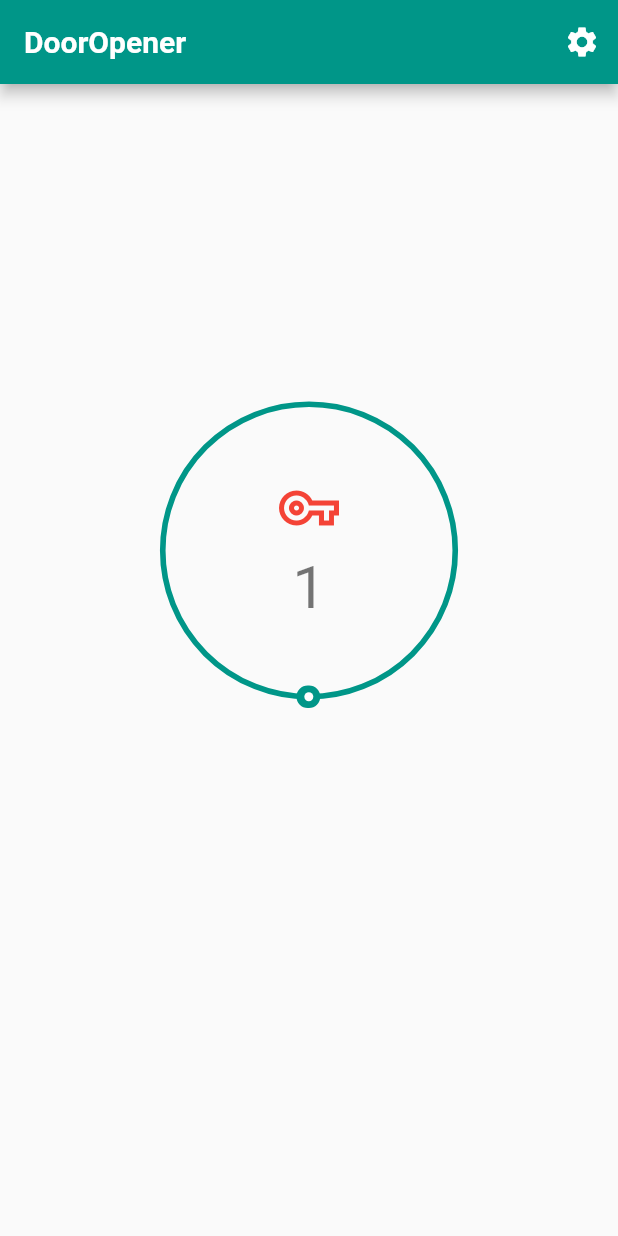
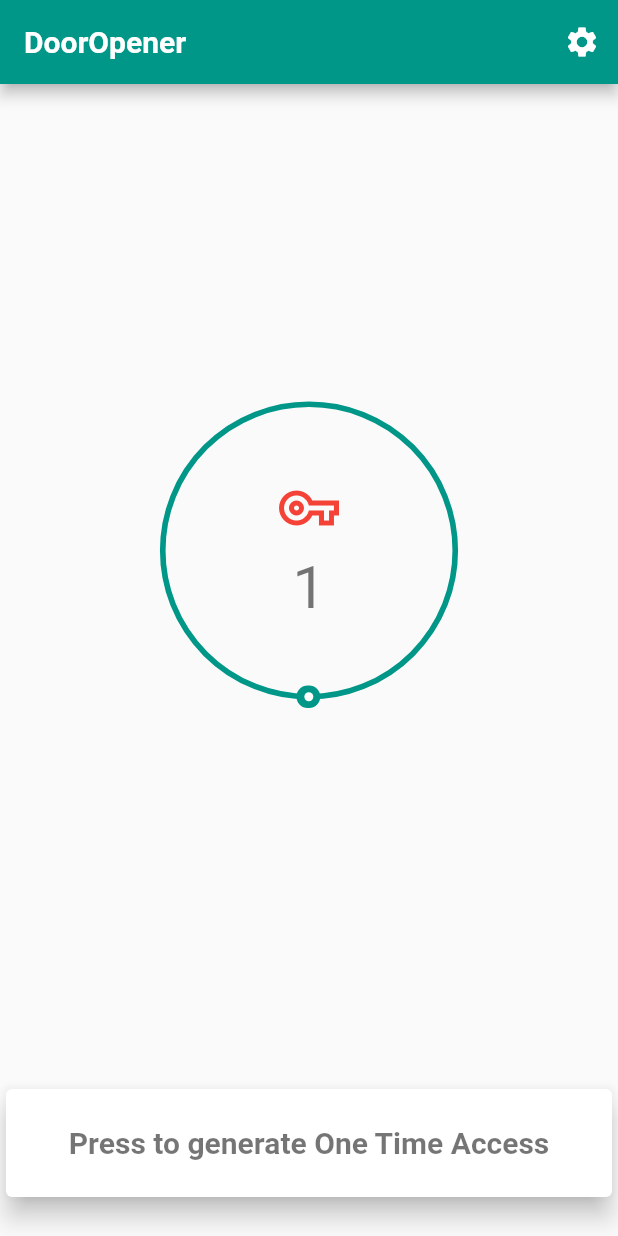
Before and after one commit to Kreck-Projekt/DoorOpenerApp_old, a Flutter app: the Homescreen screen opened directly, on a phone screen of 412 x 824 dp. Run offline on Flutter 3.47's test engine with Material 2 defaults, Android fonts, the phone set to English and light mode, and no system bars; drawn by our look-alikes of sleek_circular_slider; our stand-ins replace convert, flutter_secure_storage, introduction_screen, local_auth, qr_flutter, share and 2 more; missing offline and left inert: cryptography, flutter_barcode_scanner, tcp_socket_connection; accounts and stored records are empty; Roboto replaces fonts that are missing (Merriweather).

Commit message:
Beta Push for OPT Generate Testing

```diff
--- a/DoorOpener/lang/ar.json
+++ b/DoorOpener/lang/ar.json
@@ -49,5 +49,7 @@
   "credits_screen_translations": "Translated from:",
   "credits_screen_packages": "Used packages:",
   "credits_screen_developer": "Developer:",
-  "change_ip_explanation": "Please Enter your new IP"
+  "change_ip_explanation": "Please Enter your new IP",
+  "home_screen_generate_otp": "Press to generate One Time Access",
+  "home_screen_share_otp": "With this key can you open my door one time"
 }
--- a/DoorOpener/lang/de.json
+++ b/DoorOpener/lang/de.json
@@ -49,5 +49,7 @@
   "credits_screen_translations": "Übersetzt von:",
   "credits_screen_packages": "Used packages:",
   "credits_screen_developer": "Entwickler:",
-  "change_ip_explanation": "Gebe hier bitte deine neue IP ein"
+  "change_ip_explanation": "Gebe hier bitte deine neue IP ein",
+  "home_screen_generate_otp": "Drücken um Einmalpassword zu generieren",
+  "home_screen_share_otp": "Mit diesem Code kannst du meine Tür einmal öffnen"
 }
--- a/DoorOpener/lang/en.json
+++ b/DoorOpener/lang/en.json
@@ -49,5 +49,7 @@
   "credits_screen_translations": "Translated from:",
   "credits_screen_packages": "Used packages:",
   "credits_screen_developer": "Developer:",
-  "change_ip_explanation": "Please Enter your new IP"
+  "change_ip_explanation": "Please Enter your new IP",
+  "home_screen_generate_otp": "Press to generate One Time Access",
+  "home_screen_share_otp": "With this key can you open my door one time"
 }
--- a/DoorOpener/lang/es.json
+++ b/DoorOpener/lang/es.json
@@ -49,5 +49,7 @@
   "credits_screen_translations": "Translated from:",
   "credits_screen_packages": "Used packages:",
   "credits_screen_developer": "Developer:",
-  #,"change_ip_explanation": "Please Enter your new IP"
+  #,"change_ip_explanation": "Please Enter your new IP",
+  "home_screen_generate_otp": "Press to generate One Time Access",
+  "home_screen_share_otp": "With this key can you open my door one time"
 }
--- a/DoorOpener/lang/hi.json
+++ b/DoorOpener/lang/hi.json
@@ -49,5 +49,7 @@
   "credits_screen_translations": "Translated from:",
   "credits_screen_packages": "Used packages:",
   "credits_screen_developer": "Developer:",
-  "change_ip_explanation": "Please Enter your new IP"
+  "change_ip_explanation": "Please Enter your new IP",
+  "home_screen_generate_otp": "Press to generate One Time Access",
+  "home_screen_share_otp": "With this key can you open my door one time"
 }
--- a/DoorOpener/lang/id.json
+++ b/DoorOpener/lang/id.json
@@ -49,5 +49,7 @@
   "credits_screen_translations": "Translated from:",
   "credits_screen_packages": "Used packages:",
   "credits_screen_developer": "Developer:",
-  "change_ip_explanation": "Please Enter your new IP"
+  "change_ip_explanation": "Please Enter your new IP",
+  "home_screen_generate_otp": "Press to generate One Time Access",
+  "home_screen_share_otp": "With this key can you open my door one time"
 }
--- a/DoorOpener/lib/frontend/screens/credits.dart
+++ b/DoorOpener/lib/frontend/screens/credits.dart
@@ -1,4 +1,4 @@
-//Icons by: Icon made by Freepik from www.flaticon.com, Flutter
+
 
 import 'package:flutter/material.dart';
 import 'package:raspberry_pi_door_opener/utils/localizations/app_localizations.dart';
--- a/DoorOpener/lib/frontend/screens/homescreen.dart
+++ b/DoorOpener/lib/frontend/screens/home_screen.dart
@@ -4,6 +4,7 @@ import 'package:flutter/cupertino.dart';
 import 'package:flutter/material.dart';
 import 'package:raspberry_pi_door_opener/frontend/widgets/android_appbar.dart';
 import 'package:raspberry_pi_door_opener/frontend/widgets/ios_appbar.dart';
+import 'package:raspberry_pi_door_opener/utils/localizations/app_localizations.dart';
 import 'package:raspberry_pi_door_opener/utils/other/data_manager.dart';
 import 'package:raspberry_pi_door_opener/utils/tcp/tcp_connection.dart';
 import 'package:sleek_circular_slider/sleek_circular_slider.dart';
@@ -53,7 +54,7 @@ class _HomescreenState extends State<Homescreen> {
   @override
   Widget build(BuildContext context) {
     return Scaffold(
-      appBar: /*Platform.isIOS ? iosAppBar(context) :*/ androidAppBar(context),
+      appBar: Platform.isIOS ? iosAppBar(context) : androidAppBar(context),
       body: Container(
         child: ListView(
           children: [
@@ -121,9 +122,10 @@ class _HomescreenState extends State<Homescreen> {
                                                   .textTheme
                                                   .headline1
                                                   .copyWith(
-                                                      fontSize: 40,
-                                                      fontWeight:
-                                                          FontWeight.normal),
+                                                    fontSize: 40,
+                                                    fontWeight:
+                                                        FontWeight.normal,
+                                                  ),
                                             ),
                                           ],
                                         ),
@@ -145,11 +147,30 @@ class _HomescreenState extends State<Homescreen> {
                     ),
                   ),
                 ),
+                SizedBox(height: 250),
                 Container(
-                alignment: Alignment.bottomCenter,
+                  alignment: Alignment.bottomCenter,
                   child: Column(
+                    mainAxisAlignment: MainAxisAlignment.end,
                     children: <Widget>[
-
+                      InkWell(
+                        child: SizedBox(
+                          height: 80,
+                          width: double.infinity,
+                          child: Card(
+                            borderOnForeground: true,
+                            elevation: 7,
+                            child: Center(
+                              child: Text(
+                                AppLocalizations.of(context).translate('home_screen_generate_otp'),
+                                style: Theme.of(context).textTheme.headline1.copyWith(fontSize: 20),
+                                textAlign: TextAlign.center,
+                              ),
+                            ),
+                          ),
+                        ),
+                        onTap: () {},
+                      ),
                     ],
                   ),
                 ),
--- a/DoorOpener/lib/frontend/screens/initial_data.dart
+++ b/DoorOpener/lib/frontend/screens/initial_data.dart
@@ -1,5 +1,5 @@
 import 'package:flutter/material.dart';
-import 'package:raspberry_pi_door_opener/frontend/screens/set_password.dart';
+import 'package:raspberry_pi_door_opener/frontend/screens/password_set.dart';
 import 'package:raspberry_pi_door_opener/frontend/widgets/snackbar.dart';
 import 'package:raspberry_pi_door_opener/utils/localizations/app_localizations.dart';
 import 'package:raspberry_pi_door_opener/utils/other/data_manager.dart';
--- a/DoorOpener/lib/frontend/screens/loading_screen.dart
+++ b/DoorOpener/lib/frontend/screens/loading_screen.dart
@@ -1,8 +1,8 @@
 import 'package:flutter/cupertino.dart';
 import 'package:flutter/material.dart';
 import 'package:flutter/widgets.dart';
-import 'package:raspberry_pi_door_opener/frontend/screens/homescreen.dart';
-import 'package:raspberry_pi_door_opener/frontend/screens/set_password.dart';
+import 'package:raspberry_pi_door_opener/frontend/screens/home_screen.dart';
+import 'package:raspberry_pi_door_opener/frontend/screens/password_set.dart';
 import 'package:raspberry_pi_door_opener/utils/localizations/app_localizations.dart';
 import 'package:raspberry_pi_door_opener/utils/security/key_manager.dart';
 import 'package:raspberry_pi_door_opener/utils/tcp/tcp_connection.dart';
--- a/DoorOpener/lib/frontend/screens/second_device_init.dart
+++ b/DoorOpener/lib/frontend/screens/second_device_init.dart
@@ -1,7 +1,7 @@
 import 'package:flutter/material.dart';
 import 'package:flutter_barcode_scanner/flutter_barcode_scanner.dart';
 import 'package:raspberry_pi_door_opener/frontend/screens/init.dart';
-import 'package:raspberry_pi_door_opener/frontend/screens/set_password.dart';
+import 'package:raspberry_pi_door_opener/frontend/screens/password_set.dart';
 import 'package:raspberry_pi_door_opener/utils/localizations/app_localizations.dart';
 import 'package:raspberry_pi_door_opener/utils/other/data_manager.dart';
 
--- a/DoorOpener/lib/frontend/screens/share_credentials.dart
+++ b/DoorOpener/lib/frontend/screens/share_credentials.dart
@@ -49,7 +49,8 @@ class _ShareCredentialsState extends State<ShareCredentials> {
                   version: QrVersions.auto,
                   size: 200.0,
                 )
-                : Text('pls wait a moment')),
+              : Text('pls wait a moment'),
+        ),
       ),
     );
   }
```
Also changed, not shown: DoorOpener/lib/frontend/screens/enter_otp_screen.dart (added, +13 -0 lines), DoorOpener/lib/frontend/screens/init.dart (+9 -9 lines), DoorOpener/lib/frontend/screens/password_set.dart (added, +188 -0 lines), DoorOpener/lib/frontend/screens/set_password.dart (deleted, +0 -189 lines), DoorOpener/lib/utils/other/data_manager.dart (+13 -0 lines), DoorOpener/lib/utils/tcp/tcp_connection.dart (+15 -2 lines). Lines whose indentation alone changed are shown as unchanged.
